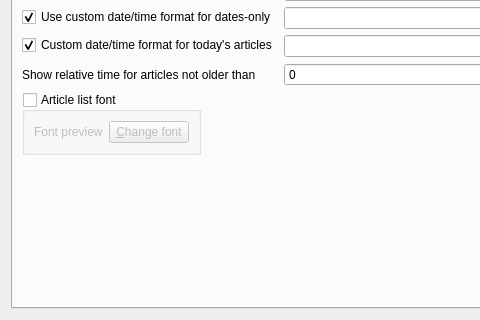
First picture: the form in src/librssguard/gui/settings/settingsfeedsmessages.ui, repository martinrotter/rssguard, before the edit; both pictures show x 0 to 480 and y 211 to 531 of the 570 by 531 pixel window.
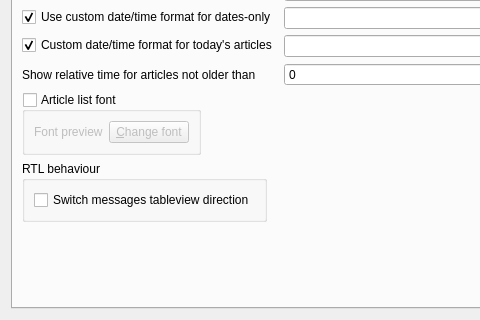
Second picture: the form after the edit. The open tabs and pages were chosen to show the change. Custom widgets are drawn as their Qt base class.

Commit message:
Switch the entire messages Tableview Layout Direction
This feature allows users to switch the direction of the entire messages TableView Layout, allowing for a change between right-to-left and left-to-right orientations

What changed in the file:
```diff
--- a/src/librssguard/gui/settings/settingsfeedsmessages.ui
+++ b/src/librssguard/gui/settings/settingsfeedsmessages.ui
@@ -670,6 +670,35 @@
          </property>
         </widget>
        </item>
+       <item row="11" column="0">
+        <widget class="QGroupBox" name="m_gbRtlBehaviour">
+         <property name="title">
+          <string>RTL behaviour</string>
+         </property>
+         <layout class="QHBoxLayout" name="horizontalLayout_18">
+          <item>
+           <widget class="QCheckBox" name="m_checkSwitchRtlEntireTableview">
+            <property name="text">
+             <string>Switch messages tableview direction</string>
+            </property>
+           </widget>
+          </item>
+         </layout>
+        </widget>
+       </item>
+       <item row="12" column="0">
+        <spacer name="verticalSpacer">
+         <property name="orientation">
+          <enum>Qt::Vertical</enum>
+         </property>
+         <property name="sizeHint" stdset="0">
+          <size>
+           <width>20</width>
+           <height>40</height>
+          </size>
+         </property>
+        </spacer>
+       </item>
       </layout>
      </widget>
     </widget>
```
Left out of the diff: 28 changed lines with no effect on the pictures. The commit also changes 7 other files.
